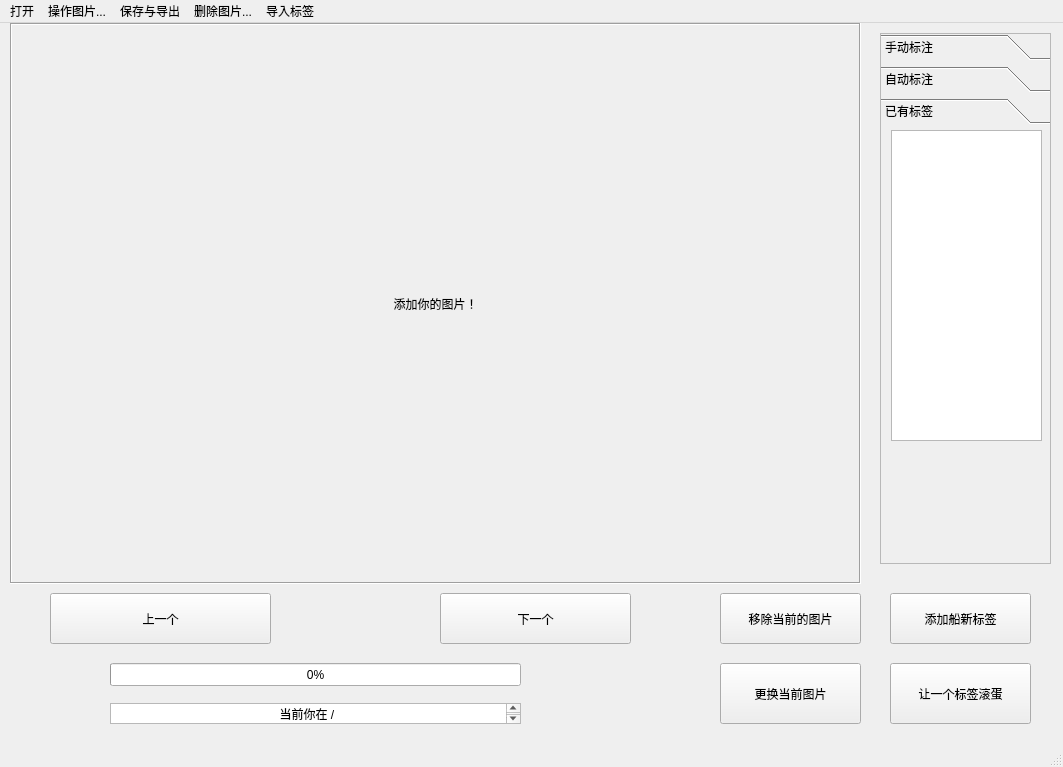
Old version of the form JLU_Image_TransAnd_Label/mainwindow.ui in the repository Charliechen114514/Jilin_University_ImageLabel_SoftWare.
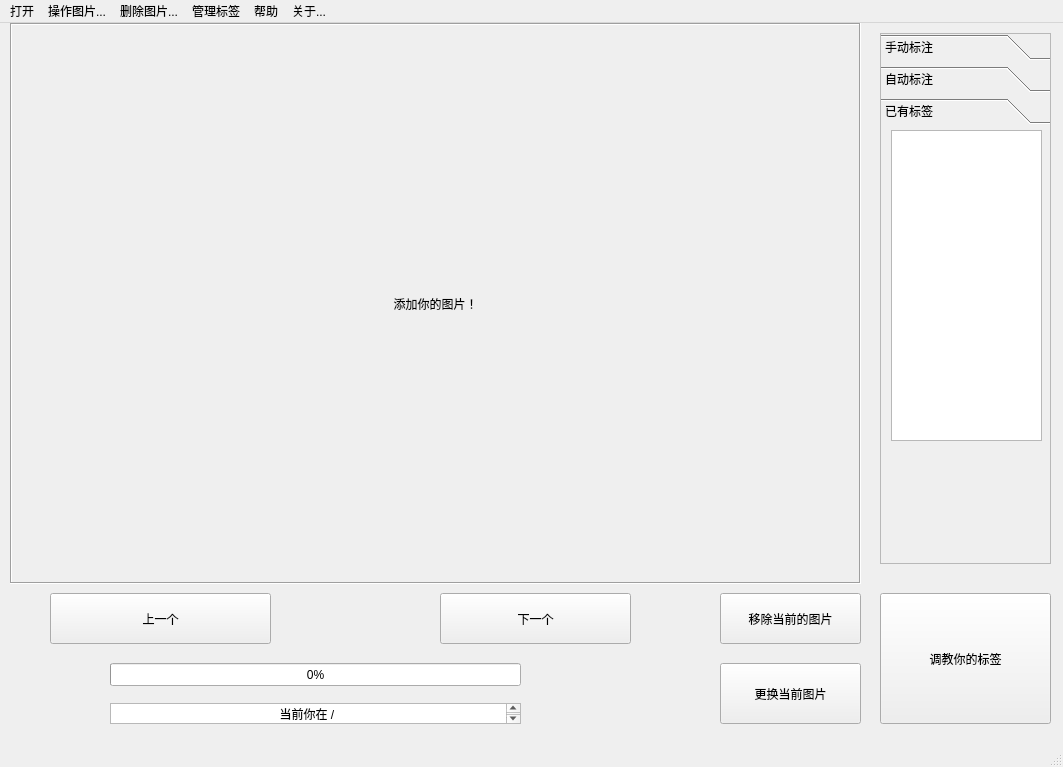
New version of the form.

Diff of the .ui file:
```diff
--- a/JLU_Image_TransAnd_Label/mainwindow.ui
+++ b/JLU_Image_TransAnd_Label/mainwindow.ui
@@ -236,27 +236,14 @@
    <widget class="QPushButton" name="addNewLebelButton">
     <property name="geometry">
      <rect>
-      <x>890</x>
+      <x>880</x>
       <y>570</y>
-      <width>141</width>
-      <height>51</height>
+      <width>171</width>
+      <height>131</height>
      </rect>
     </property>
     <property name="text">
-     <string>添加船新标签</string>
-    </property>
-   </widget>
-   <widget class="QPushButton" name="pushButton_4">
-    <property name="geometry">
-     <rect>
-      <x>890</x>
-      <y>640</y>
-      <width>141</width>
-      <height>61</height>
-     </rect>
-    </property>
-    <property name="text">
-     <string>让一个标签滚蛋</string>
+     <string>调教你的标签</string>
     </property>
    </widget>
   </widget>
@@ -286,15 +273,6 @@
     <addaction name="actionchangeLightness"/>
     <addaction name="actionchangeContrary"/>
    </widget>
-   <widget class="QMenu" name="menu_3">
-    <property name="title">
-     <string>保存与导出</string>
-    </property>
-    <addaction name="actionsaveAsPng"/>
-    <addaction name="actionsaveAsJpg"/>
-    <addaction name="actiongetLablePositionAsTxt"/>
-    <addaction name="actiongetLablePositionAsYaml"/>
-   </widget>
    <widget class="QMenu" name="menu_4">
     <property name="title">
      <string>删除图片...</string>
@@ -304,16 +282,30 @@
    </widget>
    <widget class="QMenu" name="menu_5">
     <property name="title">
-     <string>导入标签</string>
+     <string>管理标签</string>
     </property>
     <addaction name="actionimportlabelIndex"/>
     <addaction name="actionaddNewLabel"/>
+    <addaction name="actiondeleteOldLabel"/>
+   </widget>
+   <widget class="QMenu" name="menu_3">
+    <property name="title">
+     <string>帮助</string>
+    </property>
+    <addaction name="checkQuickKeySequence"/>
+   </widget>
+   <widget class="QMenu" name="menu_6">
+    <property name="title">
+     <string>关于...</string>
+    </property>
+    <addaction name="actioncheckIAuthor"/>
    </widget>
    <addaction name="menu"/>
    <addaction name="menu_2"/>
-   <addaction name="menu_3"/>
    <addaction name="menu_4"/>
    <addaction name="menu_5"/>
+   <addaction name="menu_3"/>
+   <addaction name="menu_6"/>
   </widget>
   <widget class="QStatusBar" name="statusbar"/>
   <action name="action_newPicture">
```
Left out of the diff: 25 changed lines with no effect on the pictures.
